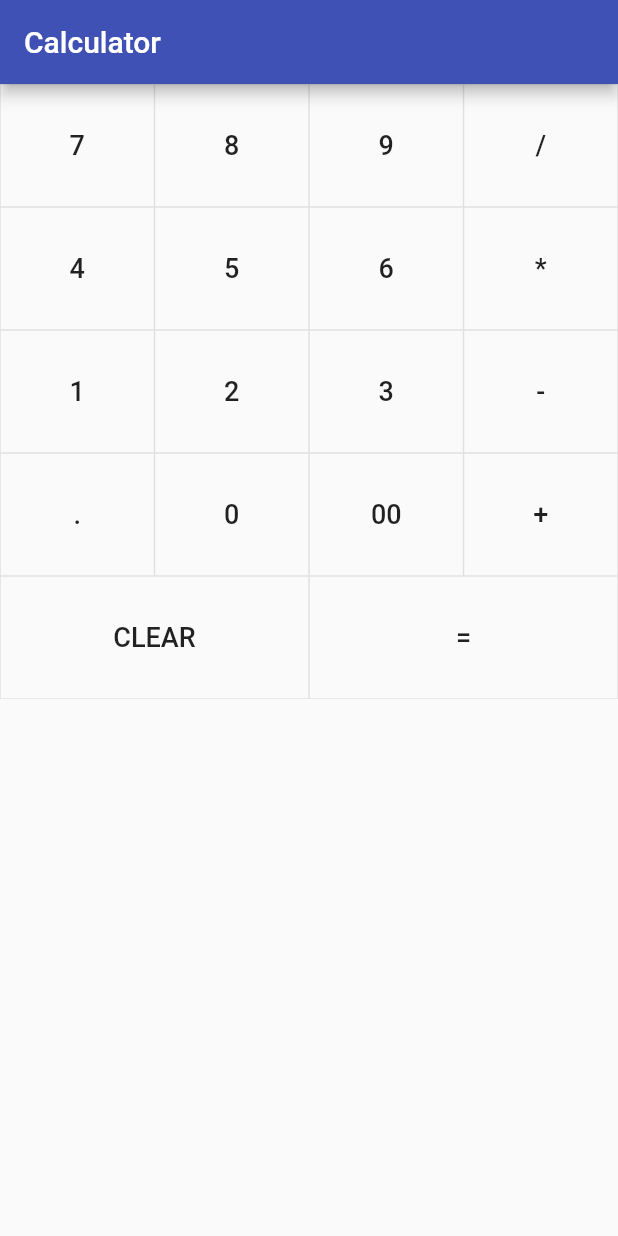
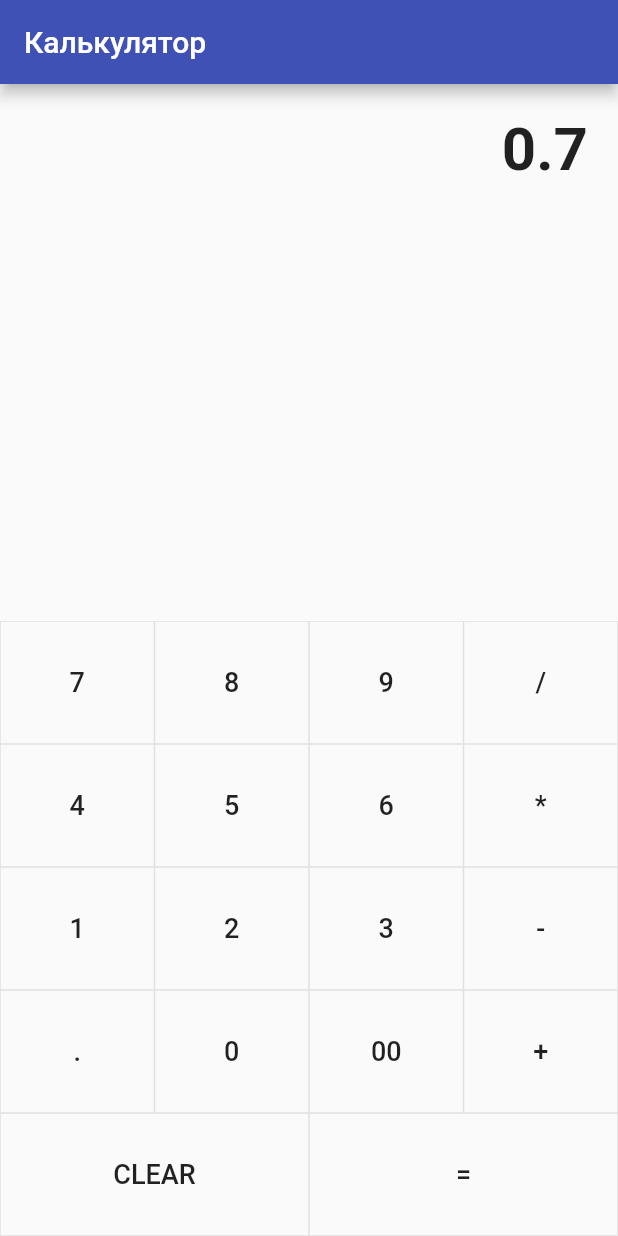
Before and after one commit to deissh/flutter-calc, a Flutter app: the screen it shows after launch, after a tap on an icon or button, on a phone screen of 412 x 824 dp. Run offline on Flutter 3.47's test engine with Material 2 defaults, Android fonts, the phone set to English and light mode, and no system bars.

Commit message:
доделал калькулятор

```diff
--- a/lib/pages/tabs.dart
+++ b/lib/pages/tabs.dart
@@ -1,6 +1,7 @@
 import 'package:flutter/cupertino.dart';
 import 'package:flutter/material.dart';
 
+import '../calc.dart';
 import './components/calc-buttons.dart';
 
 class TabsPage extends StatefulWidget {
@@ -16,6 +17,10 @@ class _TabsPageState extends State<TabsPage> with SingleTickerProviderStateMixin
   AnimationController controller;
 
   String calcString = '';
+  List<double> values = [];
+  List<String> operations = [];
+  List<String> calculations = [];
+  bool isNewEquation = true;
 
   initState() {
     super.initState();
@@ -35,13 +40,71 @@ class _TabsPageState extends State<TabsPage> with SingleTickerProviderStateMixin
   Widget build(BuildContext context) {
     return new Scaffold(
       appBar: new AppBar(
-        title: new Text("Calculator"),
+        title: new Text("Калькулятор"),
       ),
       body: Column(
         children: <Widget>[
-          CalcButtons(onTap: null,)
+          Padding(
+            padding: EdgeInsets.all(20),
+            child: Row(
+              children: <Widget>[
+                Text(
+                  calcString,
+                  style: TextStyle(fontSize: 40, fontWeight: FontWeight.bold),
+                )
+              ],
+              mainAxisAlignment: MainAxisAlignment.end,
+            ),
+          ),
+          CalcButtons(onTap: _onPressed)
         ],
+        mainAxisAlignment: MainAxisAlignment.spaceBetween,
       ),
     );
   }
+
+  void _onPressed({ String buttonText }) {
+    if (Calculations.OPERATIONS.contains(buttonText)) {
+      return setState(() {
+        operations.add(buttonText);
+        calcString += " $buttonText ";
+      });
+    }
+
+    if (buttonText == Calculations.CLEAR) {
+      return setState(() {
+        operations.add(Calculations.CLEAR);
+        calcString = "";
+      });
+    }
+
+    if (buttonText == Calculations.EQUALE) {
+      String newCalcString = Calculator.parseString(calcString);
+
+      return setState(() {
+        if (newCalcString != calcString) {
+          calculations.add(calcString);
+        }
+
+        operations.add(Calculations.EQUALE);
+        calcString = newCalcString;
+        isNewEquation = false;
+      });
+    }
+
+    if (buttonText == Calculations.PERIOD) {
+      return setState(() {
+        calcString =Calculator.addPeriod(calcString);
+      });
+    }
+
+    setState(() {
+      if (!isNewEquation && operations.length > 0 && operations.last == Calculations.EQUALE) {
+        calcString = buttonText;
+        isNewEquation = true;
+      } else {
+        calcString += buttonText;
+      }
+    });
+  }
 }
```
